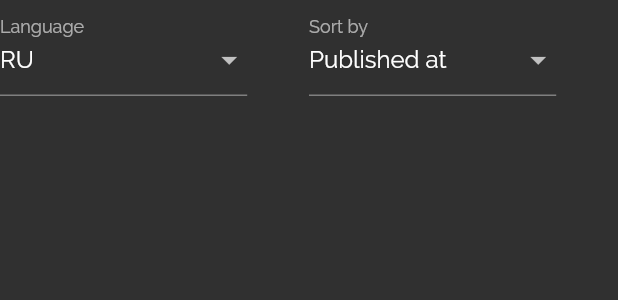
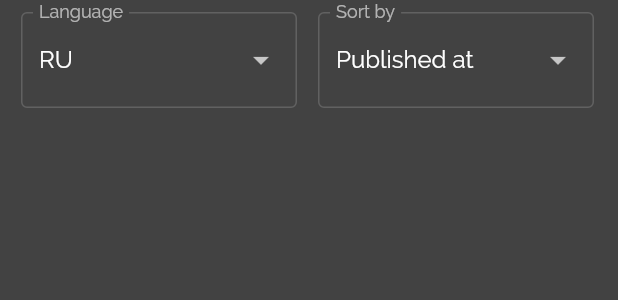
Before and after one commit to IKatsuba/frontend_notes, a Flutter app: the Filter widget shown alone on an empty page, opened directly with empty values, on a phone screen of 412 x 824 dp. Shown: the top 300 px of the screen. Run offline on Flutter 3.47's test engine with Material 2 defaults, Android fonts, the phone set to English and light mode, and no system bars; our stand-ins replace cloud_firestore, firebase_analytics, flutter_markdown, share; accounts and stored records are empty.

```diff
--- a/lib/widgets/filter.dart
+++ b/lib/widgets/filter.dart
@@ -1,5 +1,6 @@
 import 'package:flutter/material.dart';
 import 'package:frontend_notes/enums/enums.dart';
+import './fn_card.dart';
 
 class FilterChangeEvent {
   Languages language;
@@ -53,18 +54,16 @@ class _FilterState extends State<Filter> {
 
   @override
   Widget build(BuildContext context) {
-    return Column(children: <Widget>[
-      Row(
+    return Container(
+        padding: EdgeInsets.all(8.0),
+        child: Row(
           children: <Widget>[
-          Container(
-              width: MediaQuery.of(context).size.width * 0.45,
-              padding: EdgeInsets.only(
-                  right: MediaQuery.of(context).size.width * 0.05),
-              child: new InputDecorator(
-                  decoration: const InputDecoration(
-                    labelText: 'Language',
-                  ),
-                  child: new DropdownButtonHideUnderline(
+            Expanded(
+              child: Container(
+                padding: EdgeInsets.only(left: 6.0, right: 8.0),
+                child: InputDecorator(
+                    decoration: const InputDecoration(labelText: 'Language'),
+                    child: DropdownButtonHideUnderline(
                       child: DropdownButton(
                         isDense: true,
                         value: _language,
@@ -76,17 +75,18 @@ class _FilterState extends State<Filter> {
                             .toList(),
                         onChanged: (value) => onChange(language: value),
                       ),
-                  ))),
-          Container(
-            width: MediaQuery.of(context).size.width * 0.45,
-            padding:
-                EdgeInsets.only(left: MediaQuery.of(context).size.width * 0.05),
-            child: new InputDecorator(
+                    )),
+              ),
+            ),
+            Expanded(
+                child: Container(
+              padding: EdgeInsets.only(left: 6.0, right: 8.0),
+              child: InputDecorator(
                 decoration: const InputDecoration(
                   labelText: 'Sort by',
                 ),
-              child: new DropdownButtonHideUnderline(
-                child: new DropdownButton<SortBy>(
+                child: DropdownButtonHideUnderline(
+                  child: DropdownButton<SortBy>(
                     value: _sortBy,
                     isDense: true,
                     onChanged: (value) => onChange(sortBy: value),
@@ -99,9 +99,8 @@ class _FilterState extends State<Filter> {
                   ),
                 ),
               ),
-          )
+            ))
           ],
-      )
-    ]);
+        ));
   }
 }
--- a/lib/widgets/app_title.dart
+++ b/lib/widgets/fn_title.dart
@@ -1,6 +1,6 @@
 import 'package:flutter/material.dart';
 
-class AppTitle extends StatelessWidget {
+class FnTitle extends StatelessWidget {
   @override
   Widget build(BuildContext context) {
     return Wrap(
--- a/lib/widgets/widgets.dart
+++ b/lib/widgets/widgets.dart
@@ -1,5 +1,6 @@
-export './app_title.dart';
-export './app_drawer.dart';
+export './fn_title.dart';
+export './fn_drawer.dart';
 export './filter.dart';
 export './news_list.dart';
 export './github_button.dart';
+export './fn_bar.dart';
```
Also changed, not shown: lib/main.dart (+18 -3 lines), lib/pages/about.dart (+3 -5 lines), lib/pages/home.dart (+48 -17 lines), lib/widgets/app_drawer.dart (deleted, +0 -41 lines), lib/widgets/fn_bar.dart (added, +31 -0 lines), lib/widgets/fn_card.dart (added, +26 -0 lines), lib/widgets/fn_drawer.dart (added, +48 -0 lines), lib/widgets/fn_page.dart (added, +10 -0 lines), lib/widgets/news_card.dart (added, +74 -0 lines), lib/widgets/news_list.dart (+13 -84 lines), 1 other file. Lines whose indentation alone changed are shown as unchanged.
